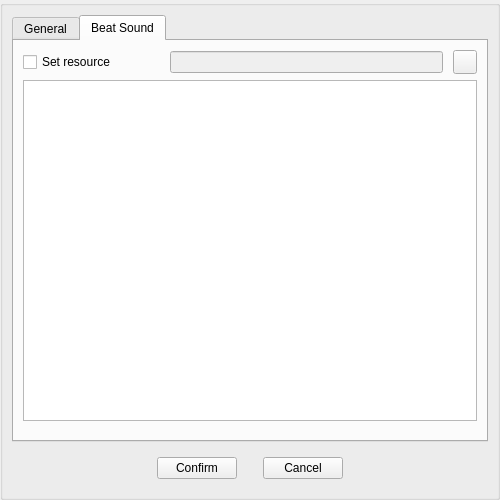
This is src/Editor/Script/MetronomeSnippetOverlay.ui in RemotelyChaotic/JOIPEngine as Qt 5 draws it before an edit. The edited form follows.
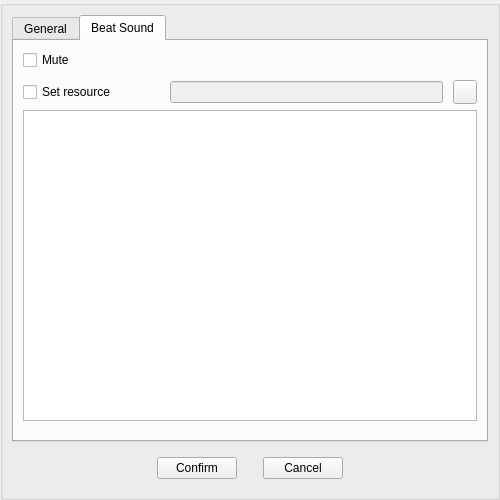
This is the edited form. The open tabs and pages were chosen to show the change. Custom widgets are drawn as their Qt base class.

Commit message: Metronome is mutable

What changed in the file:
```diff
--- a/src/Editor/Script/MetronomeSnippetOverlay.ui
+++ b/src/Editor/Script/MetronomeSnippetOverlay.ui
@@ -284,21 +284,21 @@
              <property name="spacing">
               <number>10</number>
              </property>
-             <item row="0" column="1" colspan="2">
+             <item row="1" column="1" colspan="2">
               <widget class="QLineEdit" name="pResourceLineEdit">
                <property name="enabled">
                 <bool>false</bool>
                </property>
               </widget>
              </item>
-             <item row="0" column="0">
+             <item row="1" column="0">
               <widget class="QCheckBox" name="pSetBeatSoundCheckBox">
                <property name="text">
                 <string>Set resource</string>
                </property>
               </widget>
              </item>
-             <item row="0" column="3">
+             <item row="1" column="3">
               <widget class="QPushButton" name="CloseButton">
                <property name="minimumSize">
                 <size>
@@ -320,6 +320,13 @@
                </property>
               </widget>
              </item>
+             <item row="0" column="0" colspan="4">
+              <widget class="QCheckBox" name="pMuteCheckBox">
+               <property name="text">
+                <string>Mute</string>
+               </property>
+              </widget>
+             </item>
             </layout>
            </widget>
           </item>
```
The commit also changes 12 other files.
